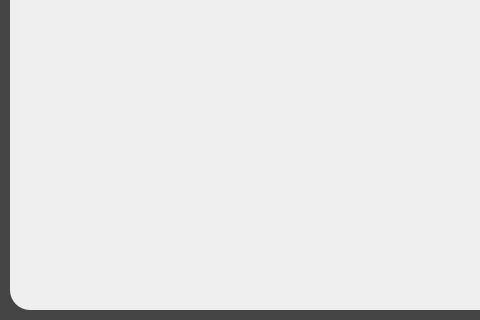
Qt form src/ui/login_screens/login.ui (jackm245/Riemann-Hypothesis) before a commit; both pictures show x 0 to 480 and y 400 to 720 of the 1340 by 720 pixel window.
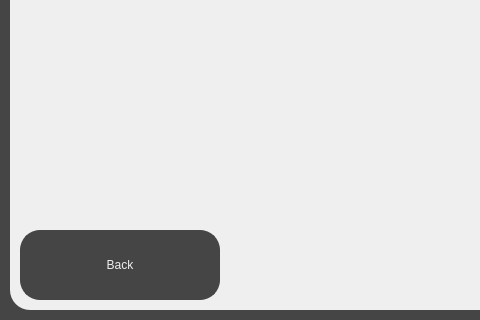
The same form after that commit.

Commit message: Add Functionality For Login Section

The edit to the form file:
```diff
--- a/src/ui/login_screens/login.ui
+++ b/src/ui/login_screens/login.ui
@@ -322,6 +322,30 @@
       <string>Show</string>
      </property>
     </widget>
+    <widget class="QPushButton" name="BackButton">
+     <property name="geometry">
+      <rect>
+       <x>10</x>
+       <y>460</y>
+       <width>200</width>
+       <height>70</height>
+      </rect>
+     </property>
+     <property name="cursor">
+      <cursorShape>PointingHandCursor</cursorShape>
+     </property>
+     <property name="styleSheet">
+      <string notr="true">border: 2px solid;
+border-radius: 20px;
+border-color:rgb(69, 69, 69);
+background-color: rgb(69, 69, 69);
+font: 36pt &quot;Sans Serif&quot;; color:rgb(239, 239, 239);
+</string>
+     </property>
+     <property name="text">
+      <string>Back</string>
+     </property>
+    </widget>
    </widget>
   </widget>
  </widget>
```
The commit also changes 12 other files.
